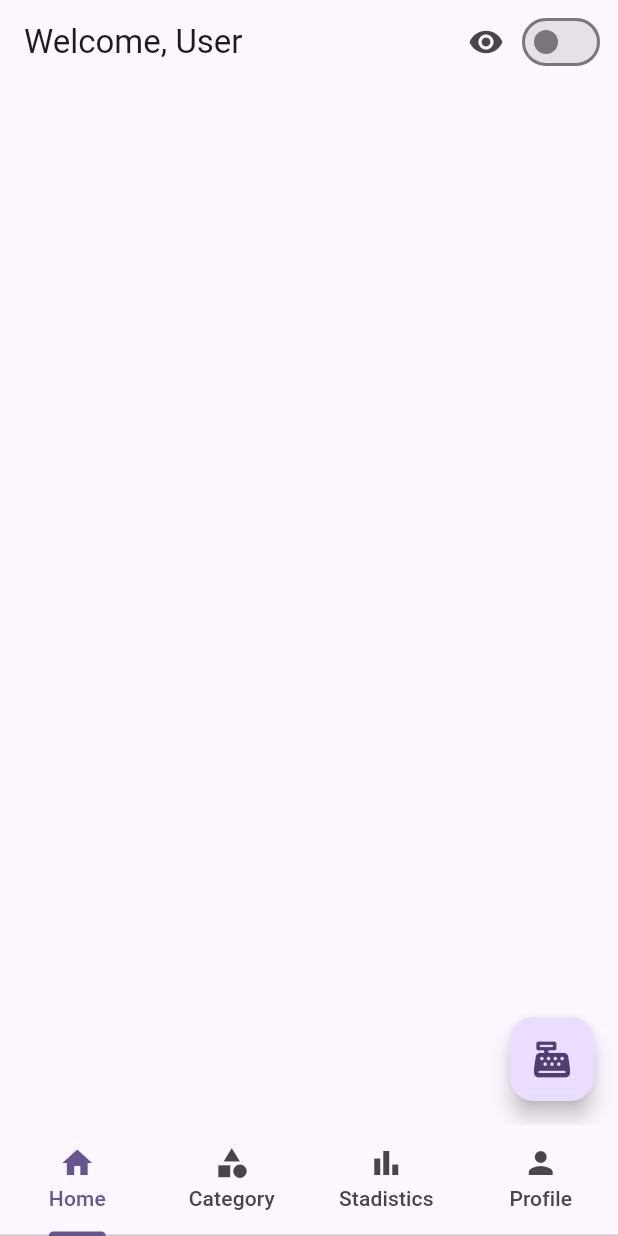
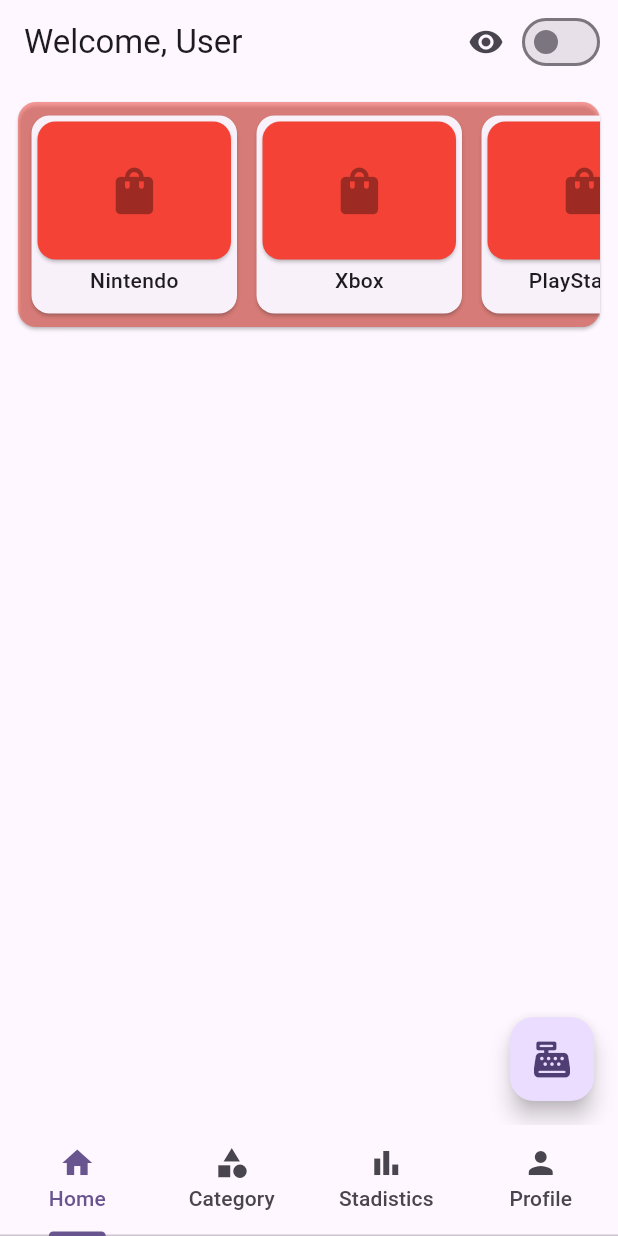
Before and after one commit to CerberusProgrammer/mini_store, a Flutter app: the screen it shows after launch, on a phone screen of 412 x 824 dp. Run offline on Flutter 3.47's test engine with Material 2 defaults, Android fonts, the phone set to English and light mode, and no system bars; our stand-ins replace adaptive_theme, carousel_slider, dots_indicator, draggable_home, file_picker, font_awesome_flutter and 3 more; missing offline and left inert: currency_picker, pluto_grid, qrscan.

Commit message:
New items for Dashboard.

```diff
--- a/lib/category/show_products.dart
+++ b/lib/category/show_products.dart
@@ -1,11 +1,9 @@
 import 'package:flutter/material.dart';
 import 'package:mini_store/category/show_product.dart';
 import 'package:mini_store/category/table.dart';
-import 'package:mini_store/data/categories.dart';
 import 'package:mini_store/object/category.dart';
 
 import '../add_product.dart';
-import '../object/product.dart';
 
 class ShowProducts extends StatefulWidget {
   final Category category;
--- a/lib/dashboard/dashboard.dart
+++ b/lib/dashboard/dashboard.dart
@@ -1,7 +1,9 @@
 import 'package:flutter/material.dart';
 import 'package:font_awesome_flutter/font_awesome_flutter.dart';
 import 'package:mini_store/add_product.dart';
+import 'package:mini_store/category/show_product.dart';
 import 'package:mini_store/dashboard/shopping_cart.dart';
+import 'package:mini_store/data/categories.dart';
 
 class Dashboard extends StatelessWidget {
   final bool mode;
@@ -21,6 +23,99 @@ class Dashboard extends StatelessWidget {
   Widget viewMode(BuildContext context) {
     return SafeArea(
       child: Scaffold(
+        body: ListView.builder(
+            itemCount: categories.length,
+            itemBuilder: (context, index) {
+              return Padding(
+                padding: const EdgeInsets.all(8.0),
+                child: Card(
+                  color: categories[index].color.withOpacity(0.5),
+                  child: SingleChildScrollView(
+                    scrollDirection: Axis.horizontal,
+                    child: Row(
+                      children:
+                          List.generate(categories[index].products.length, (i) {
+                        return SizedBox(
+                          width: 150,
+                          height: 150,
+                          child: InkWell(
+                              borderRadius: BorderRadius.circular(10),
+                              onTap: () {
+                                Navigator.push(context,
+                                    MaterialPageRoute(builder: (builder) {
+                                  return ShowProduct(
+                                    product: categories[index].products[i],
+                                    category: categories[index],
+                                  );
+                                }));
+                              },
+                              child: LayoutBuilder(
+                                builder: (contextCard, constraits) {
+                                  return Padding(
+                                    padding: const EdgeInsets.only(
+                                      left: 5,
+                                      top: 5,
+                                      bottom: 5,
+                                    ),
+                                    child: Card(
+                                      child: Column(
+                                        children: [
+                                          SizedBox(
+                                            width: constraits.maxWidth,
+                                            height: constraits.maxHeight / 1.5,
+                                            child: Card(
+                                              color: categories[index].color,
+                                              child: ClipRRect(
+                                                borderRadius:
+                                                    BorderRadius.circular(10),
+                                                child: categories[index]
+                                                        .products[i]
+                                                        .images
+                                                        .isEmpty
+                                                    ? Icon(
+                                                        categories[index]
+                                                            .products[i]
+                                                            .icon,
+                                                        size: constraits
+                                                                .maxWidth /
+                                                            4,
+                                                        color: Colors.black
+                                                            .withAlpha(90),
+                                                      )
+                                                    : ClipRRect(
+                                                        borderRadius:
+                                                            BorderRadius
+                                                                .circular(10),
+                                                        child: Image(
+                                                          image:
+                                                              categories[index]
+                                                                  .products[i]
+                                                                  .images[0],
+                                                          fit: BoxFit.cover,
+                                                        ),
+                                                      ),
+                                              ),
+                                            ),
+                                          ),
+                                          Text(
+                                            categories[index].products[i].name,
+                                            style: const TextStyle(
+                                              fontWeight: FontWeight.w500,
+                                            ),
+                                          ),
+                                        ],
+                                      ),
+                                    ),
+                                  );
+                                },
+                              )),
+                        );
+                      }),
+                    ),
+                  ),
+                ),
+              );
+            }),
         floatingActionButton: FloatingActionButton(
           onPressed: () {
             Navigator.push(context, MaterialPageRoute(builder: (builder) {
```
